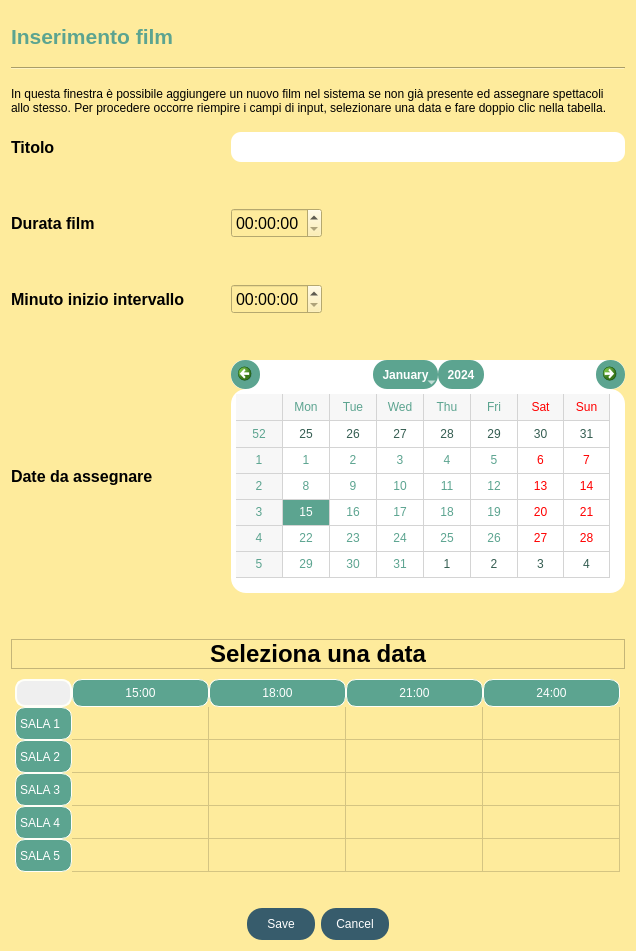
First picture: the form in film/inserimentoFilm/view/InserisciFilm.ui, repository StracciaMatteo/GestioneCinema, before the edit.
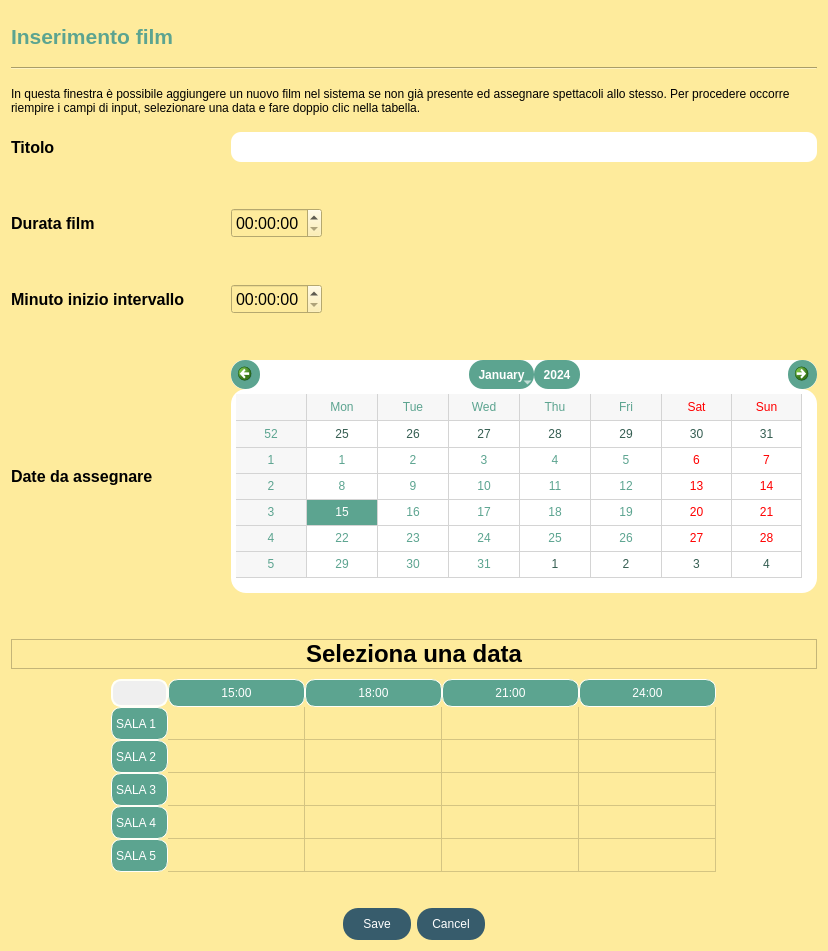
Second picture: the form after the edit. Icons and pictures are not drawn.

Commit message: Combo box vista programmazione completato

The edit to the form file:
```diff
--- a/film/inserimentoFilm/view/InserisciFilm.ui
+++ b/film/inserimentoFilm/view/InserisciFilm.ui
@@ -6,7 +6,7 @@
    <rect>
     <x>0</x>
     <y>0</y>
-    <width>632</width>
+    <width>828</width>
     <height>951</height>
    </rect>
   </property>
```
The commit also changes 7 other files.
